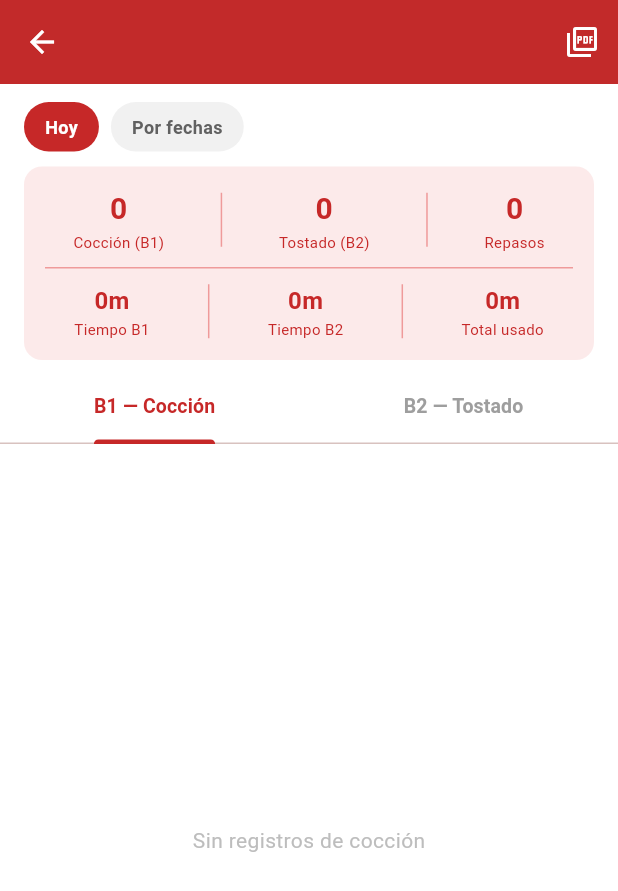
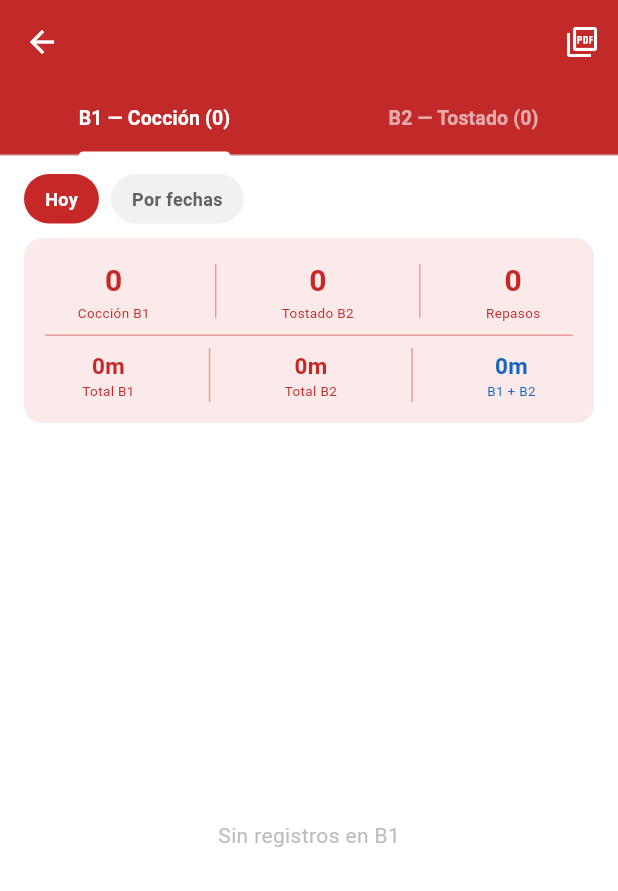
Before and after one commit to desarrolladorelsolar-pixel/app-temporizador, a Flutter app: the ReporteFreidoraScreen screen opened directly with empty values, after a tap on "Hoy", on a phone screen of 412 x 824 dp. Shown: the top 891 px of the screen. Run offline on Flutter 3.47's test engine with Material 3 defaults, Android fonts, the phone set to English and light mode, and no system bars; our stand-ins replace audioplayers, pdf, printing, sqflite; accounts and stored records are empty.

Commit message:
feat: validación empleados, reporte freidora mejorado, tiempos totales

```diff
--- a/lib/screens/reporte_freidora_screen.dart
+++ b/lib/screens/reporte_freidora_screen.dart
@@ -5,8 +5,6 @@ import '../models/log_entry.dart';
 import '../services/database_helper.dart';
 import '../services/pdf_service.dart';
 
-/// Reporte detallado de una freidora con historial por boquilla.
-/// Carga datos directamente desde DatabaseHelper (no necesita AppState).
 class ReporteFreidoraScreen extends StatefulWidget {
   final Freidora freidora;
   const ReporteFreidoraScreen({super.key, required this.freidora});
@@ -15,12 +13,12 @@ class ReporteFreidoraScreen extends StatefulWidget {
   State<ReporteFreidoraScreen> createState() => _ReporteFreidoraScreenState();
 }
 
-class _ReporteFreidoraScreenState extends State<ReporteFreidoraScreen> {
-  static final DateFormat _fmtCorto  = DateFormat('dd/MM/yyyy', 'es_ES');
-  static final DateFormat _fmtFecha  = DateFormat('dd/MM/yyyy HH:mm', 'es_ES');
-  static final DateFormat _fmtIso    = DateFormat('yyyy-MM-dd');
+class _ReporteFreidoraScreenState extends State<ReporteFreidoraScreen>
+    with SingleTickerProviderStateMixin {
+  static final DateFormat _fmtCorto = DateFormat('dd/MM/yyyy', 'es_ES');
+  static final DateFormat _fmtFecha = DateFormat('dd/MM/yyyy HH:mm', 'es_ES');
+  static final DateFormat _fmtIso   = DateFormat('yyyy-MM-dd');
 
-  // 'hoy' | 'rango'
   String _filtro = 'hoy';
   DateTime? _rangoDesde;
   DateTime? _rangoHasta;
@@ -28,10 +26,14 @@ class _ReporteFreidoraScreenState extends State<ReporteFreidoraScreen> {
   List<LogEntry> _logsBq1 = [];
   List<LogEntry> _logsBq2 = [];
   Map<String, dynamic> _stats = {
-    'total_coccion': 0, 'total_tostado': 0, 'promedio_seg': 0
+    'total_coccion': 0, 'total_tostado': 0, 'total_repaso': 0,
+    'seg_b1': 0, 'seg_b2': 0, 'seg_total': 0,
   };
   bool _cargando = true;
   bool _generandoPdf = false;
+
+  late final TabController _tabController =
+      TabController(length: 2, vsync: this);
 
   @override
   void initState() {
@@ -39,34 +41,38 @@ class _ReporteFreidoraScreenState extends State<ReporteFreidoraScreen> {
     _cargarDatos();
   }
 
-  String? _calcularDesde() {
+  @override
+  void dispose() {
+    _tabController.dispose();
+    super.dispose();
+  }
+
+  String? _desde() {
     if (_filtro == 'hoy') return _fmtIso.format(DateTime.now());
-    if (_filtro == 'rango' && _rangoDesde != null) return _fmtIso.format(_rangoDesde!);
+    if (_filtro == 'rango' && _rangoDesde != null)
+      return _fmtIso.format(_rangoDesde!);
     return null;
   }
 
-  String? _calcularHasta() {
+  String? _hasta() {
     if (_filtro == 'hoy') return _fmtIso.format(DateTime.now());
-    if (_filtro == 'rango' && _rangoHasta != null) return _fmtIso.format(_rangoHasta!);
+    if (_filtro == 'rango' && _rangoHasta != null)
+      return _fmtIso.format(_rangoHasta!);
     return null;
   }
 
   Future<void> _cargarDatos() async {
     setState(() => _cargando = true);
     final db = DatabaseHelper.instance;
-    final desde = _calcularDesde();
-    final hasta = _calcularHasta();
-
     final b1 = await db.getLogsPorFreidora(
-        nombreFreidora: widget.freidora.codigo, boquilla: 1,
-        desde: desde, hasta: hasta);
+        nombreFreidora: widget.freidora.codigo,
+        boquilla: 1, desde: _desde(), hasta: _hasta());
     final b2 = await db.getLogsPorFreidora(
-        nombreFreidora: widget.freidora.codigo, boquilla: 2,
-        desde: desde, hasta: hasta);
+        nombreFreidora: widget.freidora.codigo,
+        boquilla: 2, desde: _desde(), hasta: _hasta());
     final stats = await db.getEstadisticasFreidora(
         nombreFreidora: widget.freidora.codigo,
-        desde: desde, hasta: hasta);
-
+        desde: _desde(), hasta: _hasta());
     if (mounted) {
       setState(() {
         _logsBq1 = b1; _logsBq2 = b2; _stats = stats; _cargando = false;
@@ -82,7 +88,8 @@ class _ReporteFreidoraScreenState extends State<ReporteFreidoraScreen> {
       lastDate: ahora,
       initialDateRange: _rangoDesde != null && _rangoHasta != null
           ? DateTimeRange(start: _rangoDesde!, end: _rangoHasta!)
-          : DateTimeRange(start: ahora.subtract(const Duration(days: 6)), end: ahora),
+          : DateTimeRange(
+              start: ahora.subtract(const Duration(days: 6)), end: ahora),
       locale: const Locale('es', 'ES'),
       builder: (ctx, child) => Theme(
         data: Theme.of(ctx).copyWith(
@@ -116,8 +123,7 @@ class _ReporteFreidoraScreenState extends State<ReporteFreidoraScreen> {
   Future<void> _exportarPdf() async {
     if (_logsBq1.isEmpty && _logsBq2.isEmpty) {
       ScaffoldMessenger.of(context).showSnackBar(
-        const SnackBar(content: Text('No hay registros para exportar.')),
-      );
+        const SnackBar(content: Text('No hay registros para exportar.')));
       return;
     }
     setState(() => _generandoPdf = true);
@@ -132,8 +138,7 @@ class _ReporteFreidoraScreenState extends State<ReporteFreidoraScreen> {
     } catch (e) {
       if (mounted) {
         ScaffoldMessenger.of(context).showSnackBar(
-          SnackBar(content: Text('Error al generar PDF: $e')),
-        );
+          SnackBar(content: Text('Error al generar PDF: $e')));
       }
     } finally {
       if (mounted) setState(() => _generandoPdf = false);
@@ -142,45 +147,57 @@ class _ReporteFreidoraScreenState extends State<ReporteFreidoraScreen> {
 
   @override
   Widget build(BuildContext context) {
-    return DefaultTabController(
-      length: 2,
-      child: Scaffold(
+    final double pad = MediaQuery.of(context).size.width >= 600 ? 24.0 : 16.0;
+
+    return Scaffold(
       appBar: AppBar(
         title: Text(widget.freidora.codigo),
         backgroundColor: const Color(0xFFC62828),
         foregroundColor: Colors.white,
         centerTitle: true,
         actions: [
-            if (_generandoPdf)
-              const Padding(
+          // Botón exportar PDF
+          _generandoPdf
+              ? const Padding(
                   padding: EdgeInsets.all(14),
-                child: SizedBox(
-                  width: 22, height: 22,
+                  child: SizedBox(width: 22, height: 22,
                       child: CircularProgressIndicator(
-                      strokeWidth: 2, color: Colors.white),
-                ),
-              )
-            else
-              IconButton(
+                          strokeWidth: 2, color: Colors.white)))
+              : IconButton(
                   icon: const Icon(Icons.picture_as_pdf_outlined),
                   tooltip: 'Exportar PDF',
                   onPressed: _exportarPdf,
                 ),
         ],
+        bottom: TabBar(
+          controller: _tabController,
+          indicatorColor: Colors.white,
+          labelColor: Colors.white,
+          unselectedLabelColor: Colors.white60,
+          labelStyle: const TextStyle(fontWeight: FontWeight.bold, fontSize: 13),
+          tabs: [
+            Tab(text: 'B1 — Cocción (${_logsBq1.length})'),
+            Tab(text: 'B2 — Tostado (${_logsBq2.length})'),
+          ],
+        ),
       ),
       body: SafeArea(
         child: Column(
           children: [
-              // ── Filtros ────────────────────────────────────────────────
+            // ── Filtros ───────────────────────────────────────────────────
             Padding(
-                padding: const EdgeInsets.fromLTRB(16, 12, 16, 0),
+              padding: EdgeInsets.fromLTRB(pad, 12, pad, 0),
               child: Row(
                 children: [
                   _FiltroChip(
                     label: 'Hoy',
                     activo: _filtro == 'hoy',
                     onTap: () {
-                        setState(() { _filtro = 'hoy'; _rangoDesde = null; _rangoHasta = null; });
+                      setState(() {
+                        _filtro = 'hoy';
+                        _rangoDesde = null;
+                        _rangoHasta = null;
+                      });
                       _cargarDatos();
                     },
                   ),
@@ -198,44 +215,39 @@ class _ReporteFreidoraScreenState extends State<ReporteFreidoraScreen> {
 
             const SizedBox(height: 10),
 
-              // ── Estadísticas ───────────────────────────────────────────
+            // ── Estadísticas ──────────────────────────────────────────────
             if (!_cargando)
               Padding(
-                  padding: const EdgeInsets.symmetric(horizontal: 16),
+                padding: EdgeInsets.symmetric(horizontal: pad),
                 child: _TarjetaEstadisticas(stats: _stats),
               ),
 
             const SizedBox(height: 8),
 
-              // ── Tabs ───────────────────────────────────────────────────
-              const TabBar(
-                labelColor: Color(0xFFC62828),
-                unselectedLabelColor: Color(0xFF9E9E9E),
-                indicatorColor: Color(0xFFC62828),
-                labelStyle: TextStyle(fontWeight: FontWeight.bold, fontSize: 13),
-                tabs: [
-                  Tab(text: 'B1 — Cocción'),
-                  Tab(text: 'B2 — Tostado'),
-                ],
-              ),
-
-              // ── Contenido ─────────────────────────────────────────────
+            // ── Listas por boquilla ───────────────────────────────────────
             Expanded(
               child: _cargando
-                    ? const Center(
-                        child: CircularProgressIndicator(
+                  ? const Center(child: CircularProgressIndicator(
                       color: Color(0xFFC62828)))
                   : TabBarView(
+                      controller: _tabController,
                       children: [
-                          _ListaLogs(logs: _logsBq1, fmtFecha: _fmtFecha,
-                              etiquetaVacia: 'Sin registros de cocción'),
-                          _ListaLogs(logs: _logsBq2, fmtFecha: _fmtFecha,
-                              etiquetaVacia: 'Sin registros de tostado'),
+                        _ListaLogs(
+                          logs: _logsBq1,
+                          fmtFecha: _fmtFecha,
+                          etiquetaVacia: 'Sin registros en B1',
+                          pad: pad,
+                        ),
+                        _ListaLogs(
+                          logs: _logsBq2,
+                          fmtFecha: _fmtFecha,
+                          etiquetaVacia: 'Sin registros en B2',
+                          pad: pad,
+                        ),
                       ],
                     ),
             ),
           ],
-          ),
         ),
       ),
     );
@@ -270,41 +282,37 @@ class _TarjetaEstadisticas extends StatelessWidget {
         color: const Color(0xFFFCEAEA),
         borderRadius: BorderRadius.circular(12),
       ),
-      child: Column(
-        children: [
-          // Fila superior: contadores
+      child: Column(children: [
+        // Contadores
         Row(
           mainAxisAlignment: MainAxisAlignment.spaceAround,
           children: [
-              _Stat(label: 'Cocción (B1)',
+            _Stat(label: 'Cocción B1',
                 valor: '${stats['total_coccion'] ?? 0}'),
             const _Divisor(),
-              _Stat(label: 'Tostado (B2)',
+            _Stat(label: 'Tostado B2',
                 valor: '${stats['total_tostado'] ?? 0}'),
             const _Divisor(),
             _Stat(label: 'Repasos',
                 valor: '${stats['total_repaso'] ?? 0}'),
           ],
         ),
-          const SizedBox(height: 10),
+        const SizedBox(height: 8),
         const Divider(height: 1, color: Color(0xFFEF9A9A)),
-          const SizedBox(height: 10),
-          // Fila inferior: tiempo total por boquilla y global
+        const SizedBox(height: 8),
+        // Tiempos totales
         Row(
           mainAxisAlignment: MainAxisAlignment.spaceAround,
           children: [
-              _Stat(label: 'Tiempo B1', valor: _fmtSeg(segB1),
-                  small: true),
+            _Stat(label: 'Total B1', valor: _fmtSeg(segB1), small: true),
             const _Divisor(),
-              _Stat(label: 'Tiempo B2', valor: _fmtSeg(segB2),
-                  small: true),
+            _Stat(label: 'Total B2', valor: _fmtSeg(segB2), small: true),
             const _Divisor(),
-              _Stat(label: 'Total usado', valor: _fmtSeg(segTotal),
-                  small: true),
+            _Stat(label: 'B1 + B2', valor: _fmtSeg(segTotal),
+                small: true, destacado: true),
           ],
         ),
-        ],
-      ),
+      ]),
     );
   }
 }
@@ -313,31 +321,35 @@ class _Stat extends StatelessWidget {
   final String label;
   final String valor;
   final bool small;
-  const _Stat({required this.label, required this.valor, this.small = false});
+  final bool destacado;
+  const _Stat({required this.label, required this.valor,
+      this.small = false, this.destacado = false});
 
   @override
   Widget build(BuildContext context) {
-    return Column(
-      children: [
+    return Column(children: [
       Text(valor,
           style: TextStyle(
-                fontSize: small ? 16 : 20,
+              fontSize: small ? 15 : 20,
               fontWeight: FontWeight.bold,
-                color: const Color(0xFFC62828))),
+              color: destacado
+                  ? const Color(0xFF1565C0)
+                  : const Color(0xFFC62828))),
       Text(label,
-            style: const TextStyle(
-                fontSize: 10, color: Color(0xFFC62828))),
-      ],
-    );
+          style: TextStyle(
+              fontSize: 9,
+              color: destacado
+                  ? const Color(0xFF1565C0)
+                  : const Color(0xFFC62828))),
+    ]);
   }
 }
 
 class _Divisor extends StatelessWidget {
   const _Divisor();
   @override
-  Widget build(BuildContext context) {
-    return Container(width: 1, height: 36, color: const Color(0xFFEF9A9A));
-  }
+  Widget build(BuildContext context) =>
+      Container(width: 1, height: 36, color: const Color(0xFFEF9A9A));
 }
 
 // ── Lista de logs por boquilla ────────────────────────────────────────────────
@@ -345,11 +357,13 @@ class _ListaLogs extends StatelessWidget {
   final List<LogEntry> logs;
   final DateFormat fmtFecha;
   final String etiquetaVacia;
+  final double pad;
 
   const _ListaLogs({
     required this.logs,
     required this.fmtFecha,
     required this.etiquetaVacia,
+    required this.pad,
   });
 
   @override
@@ -361,7 +375,7 @@ class _ListaLogs extends StatelessWidget {
       );
     }
     return ListView.builder(
-      padding: const EdgeInsets.symmetric(horizontal: 16, vertical: 8),
+      padding: EdgeInsets.symmetric(horizontal: pad, vertical: 8),
       itemCount: logs.length,
       itemBuilder: (ctx, i) => _LogTile(log: logs[i], fmtFecha: fmtFecha),
     );
@@ -373,8 +387,25 @@ class _LogTile extends StatelessWidget {
   final DateFormat fmtFecha;
   const _LogTile({required this.log, required this.fmtFecha});
 
+  String _tipoLabel(String tipo) {
+    switch (tipo) {
+      case 'repaso': return 'REPASO';
+      case 'coccion' : return 'COCCIÓN';
+      default: return tipo.toUpperCase();
+    }
+  }
+
+  Color _tipoColor(String tipo) {
+    switch (tipo) {
+      case 'repaso':  return const Color(0xFF2E7D32);
+      case 'coccion': return const Color(0xFFC62828);
+      default:        return const Color(0xFFE65100);
+    }
+  }
+
   @override
   Widget build(BuildContext context) {
+    final Color tc = _tipoColor(log.tipo);
     return Card(
       margin: const EdgeInsets.only(bottom: 8),
       elevation: 0,
@@ -385,6 +416,21 @@ class _LogTile extends StatelessWidget {
         padding: const EdgeInsets.all(12),
         child: Row(
           children: [
+            // Badge tipo
+            Container(
+              padding: const EdgeInsets.symmetric(horizontal: 8, vertical: 4),
+              decoration: BoxDecoration(
+                color: tc.withOpacity(0.1),
+                borderRadius: BorderRadius.circular(8),
+                border: Border.all(color: tc, width: 1),
+              ),
+              child: Text(_tipoLabel(log.tipo),
+                  style: TextStyle(color: tc, fontSize: 9,
+                      fontWeight: FontWeight.bold)),
+            ),
+            const SizedBox(width: 10),
+
+            // Detalles
             Expanded(
               child: Column(
                 crossAxisAlignment: CrossAxisAlignment.start,
@@ -392,23 +438,24 @@ class _LogTile extends StatelessWidget {
                   Text(log.nombreProducto,
                       style: const TextStyle(
                           fontWeight: FontWeight.bold,
-                          fontSize: 14,
+                          fontSize: 13,
                           color: Color(0xFF212121))),
-                  const SizedBox(height: 3),
-                  Text(log.nombreEmpleado,
-                      style: const TextStyle(color: Color(0xFF9E9E9E), fontSize: 12)),
-                  Text(fmtFecha.format(log.fechaHoraInicio),
-                      style: const TextStyle(color: Color(0xFF9E9E9E), fontSize: 11)),
+                  const SizedBox(height: 2),
+                  Text(
+                    '${log.nombreEmpleado}  ·  '
+                    '${fmtFecha.format(log.fechaHoraInicio)}',
+                    style: const TextStyle(
+                        color: Color(0xFF9E9E9E), fontSize: 11)),
                 ],
               ),
             ),
-            Text(
-              log.duracionFormateada,
-              style: const TextStyle(
+
+            // Duración
+            Text(log.duracionFormateada,
+                style: TextStyle(
                     fontWeight: FontWeight.bold,
                     fontSize: 13,
-                  color: Color(0xFFC62828)),
-            ),
+                    color: tc)),
           ],
         ),
       ),
@@ -421,7 +468,8 @@ class _FiltroChip extends StatelessWidget {
   final String label;
   final bool activo;
   final VoidCallback onTap;
-  const _FiltroChip({required this.label, required this.activo, required this.onTap});
+  const _FiltroChip(
+      {required this.label, required this.activo, required this.onTap});
 
   @override
   Widget build(BuildContext context) {
@@ -434,14 +482,11 @@ class _FiltroChip extends StatelessWidget {
           color: activo ? const Color(0xFFC62828) : const Color(0xFFF1F1F1),
           borderRadius: BorderRadius.circular(20),
         ),
-        child: Text(
-          label,
+        child: Text(label,
             style: TextStyle(
                 fontSize: 12,
                 fontWeight: FontWeight.w600,
-            color: activo ? Colors.white : Colors.grey[700],
-          ),
-        ),
+                color: activo ? Colors.white : Colors.grey[700])),
       ),
     );
   }
```
Also changed, not shown: lib/widgets/new_timer_modal.dart (+33 -29 lines). Lines whose indentation alone changed are shown as unchanged.
